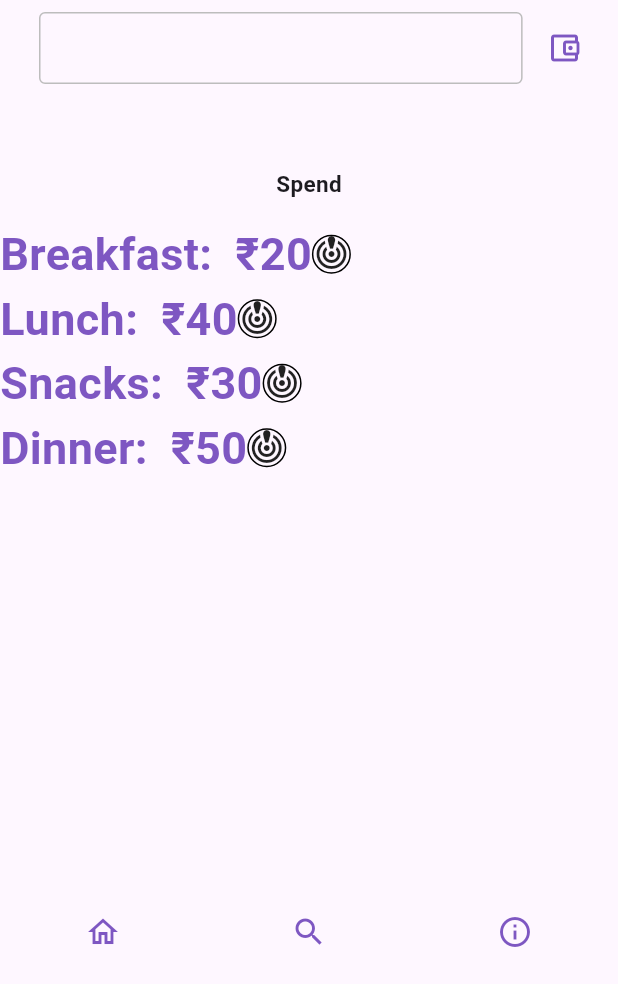
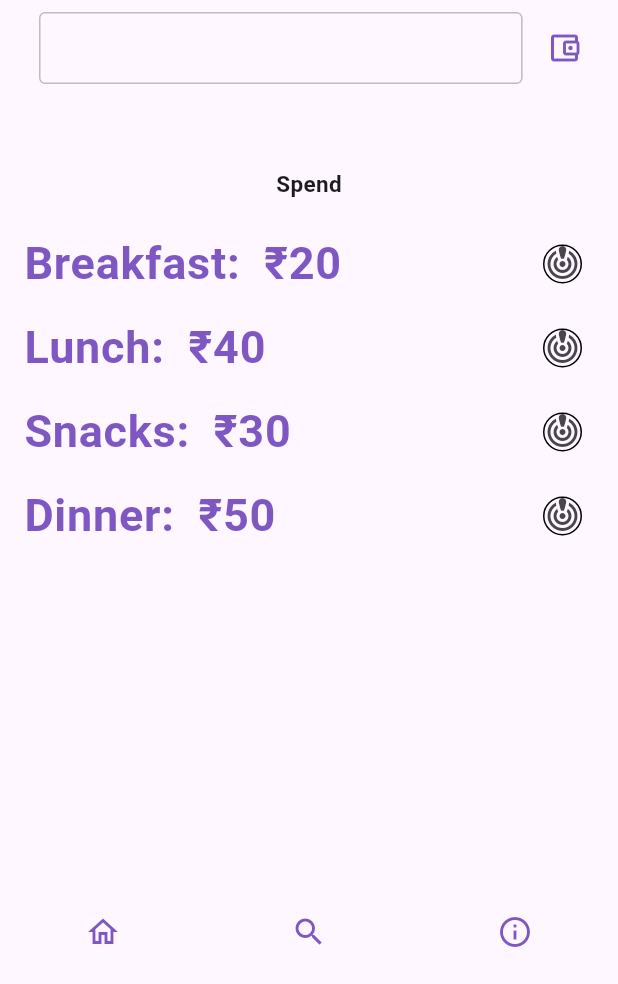
Before and after one commit to vxshxk/Mess-management-app, a Flutter app: the UserScreen screen opened by its route, item 3 of the bottom bar chosen, on a phone screen of 412 x 824 dp, the part 252-1236 px from its top. Run offline on Flutter 3.47's test engine with Material 3 defaults, Android fonts, the phone set to English and light mode, and no system bars; our stand-ins replace bloc, cloud_firestore, connectivity_plus, dartz, firebase_auth, firebase_core and 6 more; accounts and stored records are empty.

Commit message:
Mess panel UI done

```diff
--- a/lib/presentation/screens/dashboard.dart
+++ b/lib/presentation/screens/dashboard.dart
@@ -138,7 +138,7 @@ class _TabWidget1State extends State<TabWidget1> {
                                             ],
                                           ),
                                         ))),
-                                Expanded(flex: 24,child: exUser.mess == " " ? const GoToAddMess() : MessDetails(user: exUser)),
+                                Expanded(flex: 24,child: exUser.role != "admin" ? (exUser.mess == " " ? const GoToAddMess() : MessDetails(user: exUser)) : const SizedBox()),
                               ],
                             )
                         ),
--- a/lib/presentation/screens/user_screen.dart
+++ b/lib/presentation/screens/user_screen.dart
@@ -111,6 +111,7 @@ class UserScreen extends StatelessWidget {
                 TextButton(
                   onPressed: () {
                     authBloc.add(const SignOutEvent());
+
                     Navigator.of(context).popAndPushNamed(AppRoutes.signIn);
                   },
                   child: const Text("Sign Out"),
--- a/lib/presentation/widgets/mess_panel.dart
+++ b/lib/presentation/widgets/mess_panel.dart
@@ -37,7 +37,7 @@ class MessPanel extends StatelessWidget {
 
                     Map<String, dynamic> resMap = snapshot.data!.data() as Map<String, dynamic>;
                     if(resMap["messBalance"]<=0) {
-                      db1.doc(user?.uid).update({"messBalance": 0});
+                      db2.doc(user?.uid).update({"messBalance": 0});
                       valBloc.add(const No());
                     } else {
                       valBloc.add(const Yes());
@@ -156,9 +156,8 @@ class MessPanel extends StatelessWidget {
           const SizedBox(
             height: 15,
           ),
-          Row(
-            children: [
-              Text(
+          ListTile(
+              leading: Text(
                 "Breakfast:  ₹20",
                 textAlign: TextAlign.left,
                 style: TextStyle(
@@ -167,7 +166,7 @@ class MessPanel extends StatelessWidget {
                   color: Colors.deepPurple[400],
                 ),
               ),
-              Container(
+              trailing: Container(
                 decoration: BoxDecoration(
                     borderRadius: const BorderRadius.all(Radius.circular(30)),
                     border: Border.all()
@@ -190,11 +189,9 @@ class MessPanel extends StatelessWidget {
 ),
               )
 
-            ],
           ),
-          Row(
-            children: [
-              Text(
+          ListTile(
+              leading: Text(
                 "Lunch:  ₹40",
                 textAlign: TextAlign.left,
                 style: TextStyle(
@@ -203,7 +200,7 @@ class MessPanel extends StatelessWidget {
                   color: Colors.deepPurple[400],
                 ),
               ),
-              Container(
+              trailing: Container(
                 decoration: BoxDecoration(
                     borderRadius: const BorderRadius.all(Radius.circular(30)),
                     border: Border.all()
@@ -226,11 +223,9 @@ class MessPanel extends StatelessWidget {
                 ),
               )
 
-            ],
           ),
-          Row(
-            children: [
-              Text(
+          ListTile(
+              leading: Text(
                 "Snacks:  ₹30",
                 textAlign: TextAlign.left,
                 style: TextStyle(
@@ -239,11 +234,11 @@ class MessPanel extends StatelessWidget {
                   color: Colors.deepPurple[400],
                 ),
               ),
-              Container(decoration: BoxDecoration(
+              trailing: Container(
+                decoration: BoxDecoration(
                     borderRadius: const BorderRadius.all(Radius.circular(30)),
                     border: Border.all()
                 ),
-
                 child: BlocBuilder<ValBloc, ValState>(
                   builder: (context, state) {
                     if(state is InSufficient){
@@ -262,12 +257,9 @@ class MessPanel extends StatelessWidget {
                 ),
               )
 
-
-            ],
           ),
-          Row(
-            children: [
-              Text(
+          ListTile(
+              leading: Text(
                 "Dinner:  ₹50",
                 textAlign: TextAlign.left,
                 style: TextStyle(
@@ -276,7 +268,7 @@ class MessPanel extends StatelessWidget {
                   color: Colors.deepPurple[400],
                 ),
               ),
-              Container(
+              trailing: Container(
                 decoration: BoxDecoration(
                     borderRadius: const BorderRadius.all(Radius.circular(30)),
                     border: Border.all()
@@ -298,8 +290,8 @@ class MessPanel extends StatelessWidget {
                   },
                 ),
               )
-            ],
-          )
+
+          ),
         ],
       ),
     );
```
Lines whose indentation alone changed are shown as unchanged.
